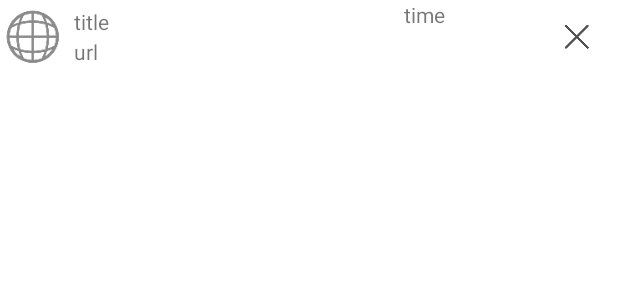
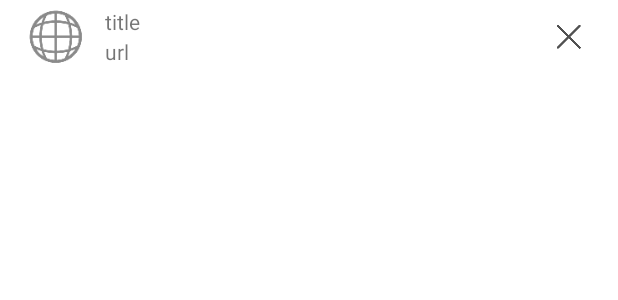
Before and after one commit to yutongdx/WebApp, an Android app: the layout history_item.xml on its own in the app's theme, with its tools: preview values and no code run, on a phone screen of 412 x 824 dp. Shown: the top 300 px of the screen. Run offline under Robolectric (Android 15) with nearby library versions, the phone set to English and light mode, and no system bars.

Commit message:
feat(all):完善历史记录按照日期分隔展示的功能

```diff
--- a/app/src/main/res/layout/history_item.xml
+++ b/app/src/main/res/layout/history_item.xml
@@ -1,5 +1,11 @@
 <?xml version="1.0" encoding="utf-8"?>
 <LinearLayout xmlns:android="http://schemas.android.com/apk/res/android"
+    android:orientation="horizontal"
+    android:layout_width="match_parent"
+    android:layout_height="50dp">
+
+    <LinearLayout
+        android:id="@+id/history_content_item"
         android:orientation="horizontal"
         android:layout_width="match_parent"
         android:layout_height="50dp">
@@ -10,6 +16,7 @@
             android:layout_height="40dp"
             android:layout_weight="1"
             android:layout_gravity="center"
+            android:layout_marginStart="10dp"
             android:src="@drawable/icon_default"/>
 
         <View
@@ -37,13 +44,6 @@
 
         </LinearLayout>
 
-    <TextView
-        android:id="@+id/history_time"
-        android:layout_width="0dp"
-        android:layout_height="match_parent"
-        android:layout_weight="2"
-        android:text="time"/>
-
         <ImageButton
             android:id="@+id/history_delete"
             android:layout_width="0dp"
@@ -55,3 +55,20 @@
             android:src="@drawable/item_delete" />
 
     </LinearLayout>
+
+    <LinearLayout
+        android:id="@+id/history_date_item"
+        android:layout_width="match_parent"
+        android:layout_height="match_parent"
+        android:visibility="gone">
+
+        <TextView
+            android:id="@+id/history_date"
+            android:gravity="center_vertical"
+            android:layout_width="match_parent"
+            android:layout_height="match_parent"
+            android:layout_marginStart="10dp"
+            android:text="日期"/>
+    </LinearLayout>
+
+</LinearLayout>
```
Also changed, not shown: app/src/main/java/com/hailing/webapp/logic/adapter/HistoryAdapter.java (+13 -3 lines), app/src/main/java/com/hailing/webapp/ui/main/HistoryFragment.java (+24 -3 lines), app/src/main/java/com/hailing/webapp/util/GetTimeUtil.java (+1 -13 lines). Lines whose indentation alone changed are shown as unchanged.
